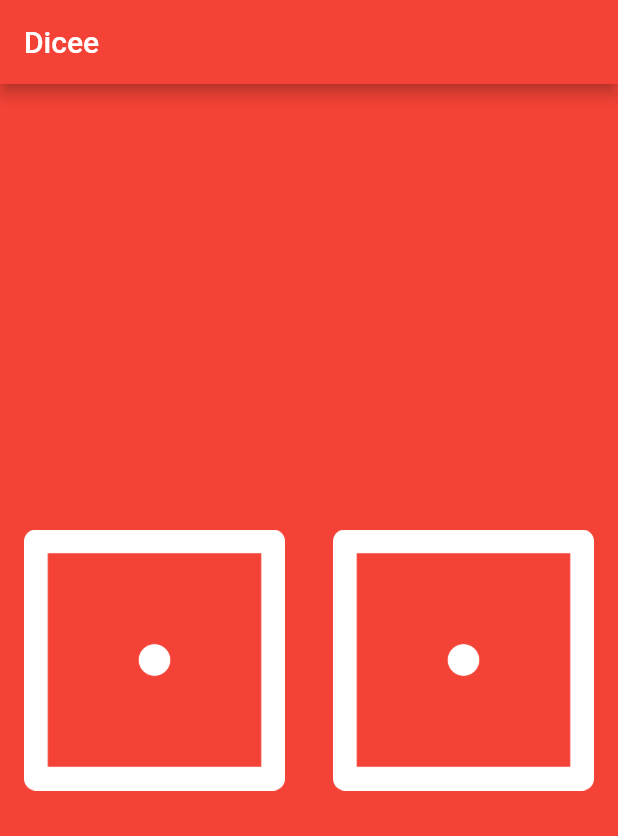
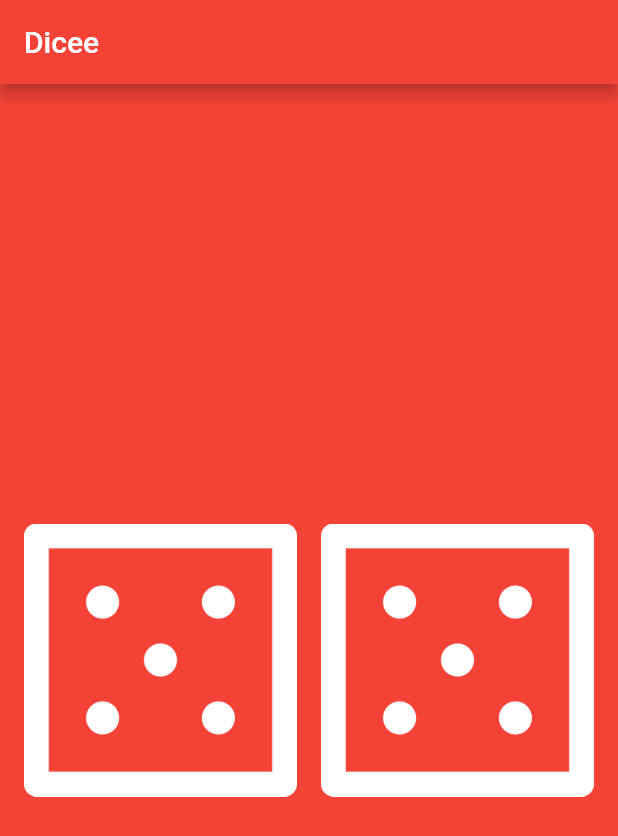
Before and after one commit to seidlmatus/dicee, a Flutter app: the screen it shows after launch, on a phone screen of 412 x 824 dp. Shown: the top 836 px of the screen. Run offline on Flutter 3.47's test engine with Material 2 defaults, Android fonts, the phone set to English and light mode, and no system bars.

Commit message:
fix padding

```diff
--- a/lib/main.dart
+++ b/lib/main.dart
@@ -1,3 +1,5 @@
+import 'dart:math';
+
 import 'package:flutter/material.dart';
 
 void main() {
@@ -15,30 +17,56 @@ void main() {
   );
 }
 
-class DicePage extends StatelessWidget {
+class DicePage extends StatefulWidget {
+  @override
+  _DicePageState createState() => _DicePageState();
+}
+
+class _DicePageState extends State<DicePage> {
+  int leftDiceNumber = Random().nextInt(6) + 1;
+  int rightDiceNumber = Random().nextInt(6) + 1;
+
+  void changeDiceFace() {
+    setState(() {
+      leftDiceNumber = Random().nextInt(6) + 1;
+      rightDiceNumber = Random().nextInt(6) + 1;
+    });
+  }
+
   @override
   Widget build(BuildContext context) {
     return Center(
+      child: Padding(
+        padding: const EdgeInsets.all(16.0),
         child: Row(
           children: <Widget>[
             Expanded(
+              child: Padding(
+                padding: const EdgeInsets.fromLTRB(0, 0, 8, 0),
                 child: FlatButton(
-              child: Image.asset('images/dice1.png'),
+                  padding: EdgeInsets.all(0),
+                  child: Image.asset('images/dice$leftDiceNumber.png'),
                   onPressed: () {
-                print("Click Left");
+                    changeDiceFace();
                   },
                 ),
               ),
+            ),
             Expanded(
+              child: Padding(
+                padding: const EdgeInsets.fromLTRB(8, 0, 0, 0),
                 child: FlatButton(
-              child: Image.asset('images/dice1.png'),
+                  padding: EdgeInsets.all(0),
+                  child: Image.asset('images/dice$rightDiceNumber.png'),
                   onPressed: () {
-                print("Click Right");
+                    changeDiceFace();
                   },
+                ),
               ),
             ),
           ],
         ),
+      ),
     );
   }
 }
```
Lines whose indentation alone changed are shown as unchanged.
